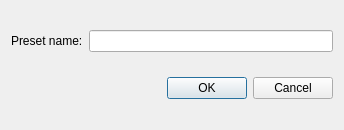
Old version of the form presetadd.ui in the repository sjg20/paperman.
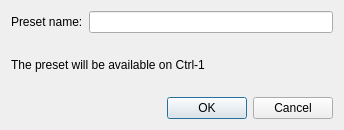
New version of the form.

Commit message:
pscan: Tell the user about keyboard shortcuts
Indicate the keyboard shortcut when adding new presets.

The edit to the form file:
```diff
--- a/presetadd.ui
+++ b/presetadd.ui
@@ -28,6 +28,13 @@
      </item>
     </layout>
    </item>
+   <item>
+    <widget class="QLabel" name="msg">
+     <property name="text">
+      <string>The preset will be available on Ctrl-1</string>
+     </property>
+    </widget>
+   </item>
    <item>
     <widget class="QDialogButtonBox" name="buttonBox">
      <property name="orientation">
```
The commit also changes 1 other file.
